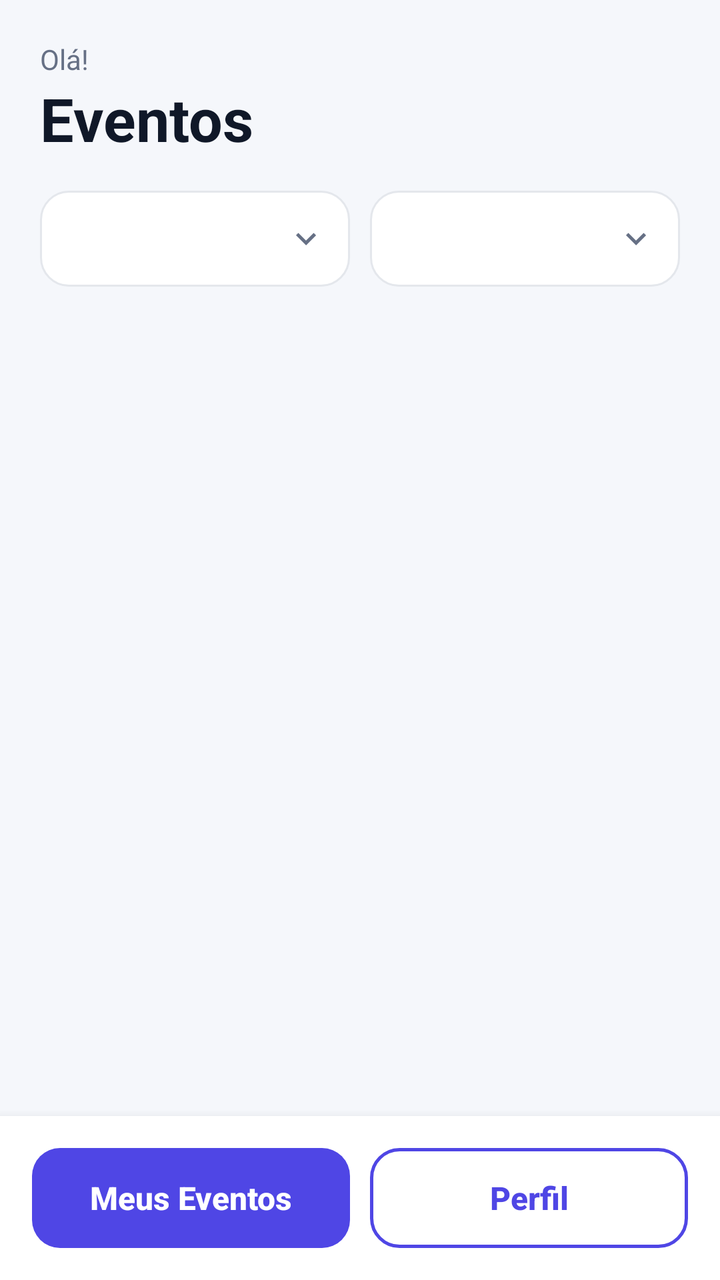
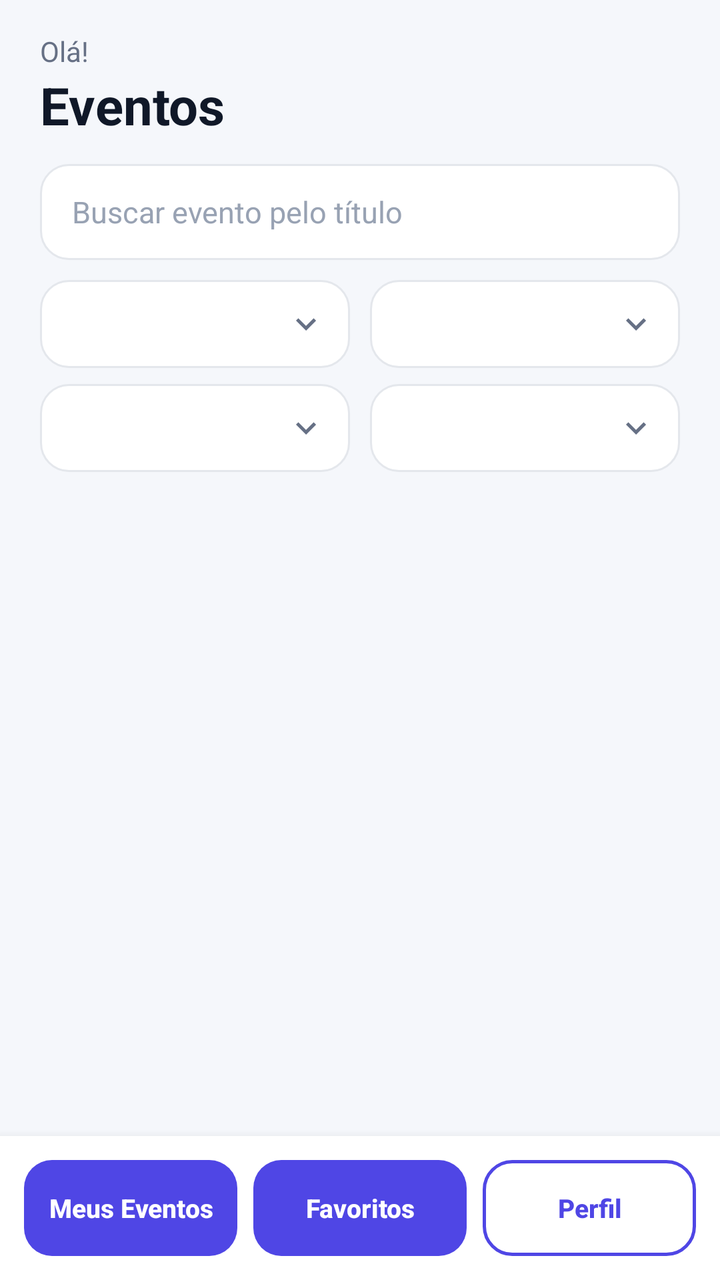

Before-and-after screenshots of an Android layout around one commit, followed by the original layout XML and the change that was made.
<!-- AndroidManifest.xml: application theme Theme.CampusHub -->
<!-- res/layout/activity_events_list.xml -->
<?xml version="1.0" encoding="utf-8"?>
<LinearLayout xmlns:android="http://schemas.android.com/apk/res/android"
    android:layout_width="match_parent"
    android:layout_height="match_parent"
    android:background="@color/background"
    android:fitsSystemWindows="true"
    android:orientation="vertical">

    <LinearLayout
        android:layout_width="match_parent"
        android:layout_height="wrap_content"
        android:orientation="vertical"
        android:paddingStart="20dp"
        android:paddingTop="20dp"
        android:paddingEnd="20dp"
        android:paddingBottom="4dp">

        <TextView
            android:id="@+id/greetingText"
            android:layout_width="wrap_content"
            android:layout_height="wrap_content"
            android:text="@string/greeting_default"
            android:textColor="@color/text_secondary"
            android:textSize="14sp" />

        <TextView
            android:layout_width="wrap_content"
            android:layout_height="wrap_content"
            android:text="@string/events_title"
            android:textColor="@color/text_primary"
            android:textSize="30sp"
            android:textStyle="bold" />
    </LinearLayout>

    <LinearLayout
        android:layout_width="match_parent"
        android:layout_height="wrap_content"
        android:orientation="horizontal"
        android:paddingStart="20dp"
        android:paddingTop="12dp"
        android:paddingEnd="20dp"
        android:paddingBottom="4dp">

        <Spinner
            android:id="@+id/courseFilterSpinner"
            android:layout_width="0dp"
            android:layout_height="48dp"
            android:layout_weight="1"
            android:background="@drawable/bg_spinner"
            android:paddingStart="8dp"
            android:paddingEnd="32dp" />

        <Spinner
            android:id="@+id/typeFilterSpinner"
            android:layout_width="0dp"
            android:layout_height="48dp"
            android:layout_marginStart="10dp"
            android:layout_weight="1"
            android:background="@drawable/bg_spinner"
            android:paddingStart="8dp"
            android:paddingEnd="32dp" />
    </LinearLayout>

    <FrameLayout
        android:layout_width="match_parent"
        android:layout_height="0dp"
        android:layout_weight="1">

        <androidx.recyclerview.widget.RecyclerView
            android:id="@+id/eventsRecyclerView"
            android:layout_width="match_parent"
            android:layout_height="match_parent"
            android:clipToPadding="false"
            android:paddingStart="20dp"
            android:paddingTop="12dp"
            android:paddingEnd="20dp"
            android:paddingBottom="12dp" />

        <TextView
            android:id="@+id/emptyText"
            android:layout_width="wrap_content"
            android:layout_height="wrap_content"
            android:layout_gravity="center"
            android:padding="24dp"
            android:text="@string/empty_events"
            android:textAlignment="center"
            android:textColor="@color/text_secondary"
            android:textSize="15sp"
            android:visibility="gone" />
    </FrameLayout>

    <LinearLayout
        android:layout_width="match_parent"
        android:layout_height="wrap_content"
        android:background="@color/white"
        android:elevation="8dp"
        android:orientation="horizontal"
        android:padding="16dp">

        <Button
            android:id="@+id/myEventsButton"
            style="@style/CampusButton"
            android:layout_width="0dp"
            android:layout_height="50dp"
            android:layout_weight="1"
            android:text="@string/action_my_events" />

        <Button
            android:id="@+id/profileButton"
            style="@style/CampusButtonOutline"
            android:layout_width="0dp"
            android:layout_height="50dp"
            android:layout_marginStart="10dp"
            android:layout_weight="1"
            android:text="@string/action_profile" />
    </LinearLayout>
</LinearLayout>
<!-- resources referenced by this layout -->
<resources>
  <color name="background">#F5F7FB</color>
  <color name="text_primary">#101828</color>
  <color name="text_secondary">#667085</color>
  <color name="white">#FFFFFFFF</color>
  <string name="action_my_events">Meus Eventos</string>
  <string name="action_profile">Perfil</string>
  <string name="empty_events">Nenhum evento encontrado com esses filtros.</string>
  <string name="events_title">Eventos</string>
  <string name="greeting_default">Olá!</string>
  <style name="CampusButton" parent="Widget.AppCompat.Button">
          <item name="android:background">@drawable/bg_button</item>
          <item name="android:textColor">@color/white</item>
          <item name="android:textSize">16sp</item>
          <item name="android:textStyle">bold</item>
          <item name="android:textAllCaps">false</item>
          <item name="android:stateListAnimator">@null</item>
      </style>
  <style name="CampusButtonOutline" parent="CampusButton">
          <item name="android:background">@drawable/bg_button_outline</item>
          <item name="android:textColor">@color/primary</item>
      </style>
  <style name="Theme.CampusHub" parent="Theme.AppCompat.Light.NoActionBar">
          <item name="colorPrimary">@color/primary</item>
          <item name="colorPrimaryDark">@color/primary_dark</item>
          <item name="colorAccent">@color/primary</item>
          <item name="android:windowBackground">@color/background</item>
          <item name="android:statusBarColor">@android:color/transparent</item>
          <item name="android:navigationBarColor">@android:color/transparent</item>
          <item name="android:windowLightStatusBar">true</item>
      </style>
  <color name="border">#E4E7EC</color>
  <!-- drawable ic_chevron_down (drawable) -->
  <?xml version="1.0" encoding="utf-8"?>
  <vector xmlns:android="http://schemas.android.com/apk/res/android"
      android:width="24dp"
      android:height="24dp"
      android:viewportWidth="24"
      android:viewportHeight="24">
      <path
          android:fillColor="#667085"
          android:pathData="M7.41,8.59L12,13.17l4.59,-4.58L18,10l-6,6 -6,-6 1.41,-1.41z" />
  </vector>
  <color name="primary">#4F46E5</color>
  <color name="primary_dark">#3730A3</color>
  <color name="disabled">#D0D5DD</color>
  <!-- unchanged entries left out for length: 3 -->
</resources>

<!-- the commit's change to res/layout/activity_events_list.xml (unified diff, before → after) -->
@@ -11,9 +11,8 @@
         android:layout_height="wrap_content"
         android:orientation="vertical"
         android:paddingStart="20dp"
-        android:paddingTop="20dp"
-        android:paddingEnd="20dp"
-        android:paddingBottom="4dp">
+        android:paddingTop="16dp"
+        android:paddingEnd="20dp">
 
         <TextView
             android:id="@+id/greetingText"
@@ -28,23 +27,35 @@
             android:layout_height="wrap_content"
             android:text="@string/events_title"
             android:textColor="@color/text_primary"
-            android:textSize="30sp"
+            android:textSize="26sp"
             android:textStyle="bold" />
     </LinearLayout>
+
+    <EditText
+        android:id="@+id/searchInput"
+        style="@style/CampusInput"
+        android:layout_width="match_parent"
+        android:layout_height="48dp"
+        android:layout_marginStart="20dp"
+        android:layout_marginTop="12dp"
+        android:layout_marginEnd="20dp"
+        android:hint="@string/hint_search"
+        android:imeOptions="actionSearch"
+        android:inputType="text"
+        android:maxLines="1" />
 
     <LinearLayout
         android:layout_width="match_parent"
         android:layout_height="wrap_content"
         android:orientation="horizontal"
         android:paddingStart="20dp"
-        android:paddingTop="12dp"
-        android:paddingEnd="20dp"
-        android:paddingBottom="4dp">
+        android:paddingTop="10dp"
+        android:paddingEnd="20dp">
 
         <Spinner
             android:id="@+id/courseFilterSpinner"
             android:layout_width="0dp"
-            android:layout_height="48dp"
+            android:layout_height="44dp"
             android:layout_weight="1"
             android:background="@drawable/bg_spinner"
             android:paddingStart="8dp"
@@ -53,7 +64,35 @@
         <Spinner
             android:id="@+id/typeFilterSpinner"
             android:layout_width="0dp"
-            android:layout_height="48dp"
+            android:layout_height="44dp"
+            android:layout_marginStart="10dp"
+            android:layout_weight="1"
+            android:background="@drawable/bg_spinner"
+            android:paddingStart="8dp"
+            android:paddingEnd="32dp" />
+    </LinearLayout>
+
+    <LinearLayout
+        android:layout_width="match_parent"
+        android:layout_height="wrap_content"
+        android:orientation="horizontal"
+        android:paddingStart="20dp"
+        android:paddingTop="8dp"
+        android:paddingEnd="20dp">
+
+        <Spinner
+            android:id="@+id/categoryFilterSpinner"
+            android:layout_width="0dp"
+            android:layout_height="44dp"
+            android:layout_weight="1"
+            android:background="@drawable/bg_spinner"
+            android:paddingStart="8dp"
+            android:paddingEnd="32dp" />
+
+        <Spinner
+            android:id="@+id/situationFilterSpinner"
+            android:layout_width="0dp"
+            android:layout_height="44dp"
             android:layout_marginStart="10dp"
             android:layout_weight="1"
             android:background="@drawable/bg_spinner"
@@ -95,23 +134,41 @@
         android:background="@color/white"
         android:elevation="8dp"
         android:orientation="horizontal"
-        android:padding="16dp">
+        android:padding="12dp">
 
         <Button
             android:id="@+id/myEventsButton"
             style="@style/CampusButton"
             android:layout_width="0dp"
-            android:layout_height="50dp"
+            android:layout_height="48dp"
             android:layout_weight="1"
-            android:text="@string/action_my_events" />
+            android:paddingStart="4dp"
+            android:paddingEnd="4dp"
+            android:text="@string/action_my_events"
+            android:textSize="13sp" />
+
+        <Button
+            android:id="@+id/favoritesButton"
+            style="@style/CampusButton"
+            android:layout_width="0dp"
+            android:layout_height="48dp"
+            android:layout_marginStart="8dp"
+            android:layout_weight="1"
+            android:paddingStart="4dp"
+            android:paddingEnd="4dp"
+            android:text="@string/action_favorites"
+            android:textSize="13sp" />
 
         <Button
             android:id="@+id/profileButton"
             style="@style/CampusButtonOutline"
             android:layout_width="0dp"
-            android:layout_height="50dp"
-            android:layout_marginStart="10dp"
+            android:layout_height="48dp"
+            android:layout_marginStart="8dp"
             android:layout_weight="1"
-            android:text="@string/action_profile" />
+            android:paddingStart="4dp"
+            android:paddingEnd="4dp"
+            android:text="@string/action_profile"
+            android:textSize="13sp" />
     </LinearLayout>
 </LinearLayout>
<!-- resource entries referenced after the edit -->
@@ -4,11 +4,13 @@
   <color name="text_primary">#101828</color>
   <color name="text_secondary">#667085</color>
   <color name="white">#FFFFFFFF</color>
+  <string name="action_favorites">Favoritos</string>
   <string name="action_my_events">Meus Eventos</string>
   <string name="action_profile">Perfil</string>
   <string name="empty_events">Nenhum evento encontrado com esses filtros.</string>
   <string name="events_title">Eventos</string>
   <string name="greeting_default">Olá!</string>
+  <string name="hint_search">Buscar evento pelo título</string>
   <style name="CampusButton" parent="Widget.AppCompat.Button">
           <item name="android:background">@drawable/bg_button</item>
           <item name="android:textColor">@color/white</item>
@@ -20,6 +22,14 @@
   <style name="CampusButtonOutline" parent="CampusButton">
           <item name="android:background">@drawable/bg_button_outline</item>
           <item name="android:textColor">@color/primary</item>
+      </style>
+  <style name="CampusInput" parent="Widget.AppCompat.EditText">
+          <item name="android:background">@drawable/bg_input</item>
+          <item name="android:paddingStart">16dp</item>
+          <item name="android:paddingEnd">16dp</item>
+          <item name="android:textColor">@color/text_primary</item>
+          <item name="android:textColorHint">@color/text_hint</item>
+          <item name="android:textSize">15sp</item>
       </style>
   <style name="Theme.CampusHub" parent="Theme.AppCompat.Light.NoActionBar">
           <item name="colorPrimary">@color/primary</item>
@@ -43,6 +53,25 @@
           android:pathData="M7.41,8.59L12,13.17l4.59,-4.58L18,10l-6,6 -6,-6 1.41,-1.41z" />
   </vector>
   <color name="primary">#4F46E5</color>
+  <!-- drawable bg_input (drawable) -->
+  <?xml version="1.0" encoding="utf-8"?>
+  <selector xmlns:android="http://schemas.android.com/apk/res/android">
+      <item android:state_focused="true">
+          <shape android:shape="rectangle">
+              <solid android:color="@color/white" />
+              <corners android:radius="14dp" />
+              <stroke android:width="2dp" android:color="@color/primary" />
+          </shape>
+      </item>
+      <item>
+          <shape android:shape="rectangle">
+              <solid android:color="@color/white" />
+              <corners android:radius="14dp" />
+              <stroke android:width="1dp" android:color="@color/border" />
+          </shape>
+      </item>
+  </selector>
+  <color name="text_hint">#98A2B3</color>
   <color name="primary_dark">#3730A3</color>
   <color name="disabled">#D0D5DD</color>
   <!-- unchanged entries left out for length: 3 -->
